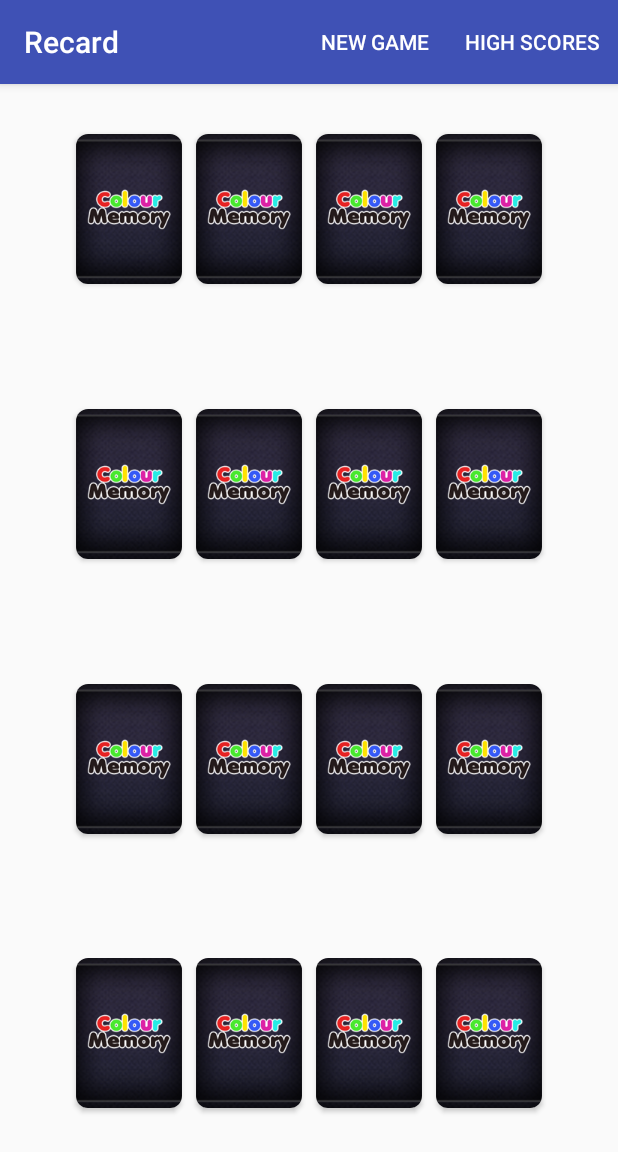
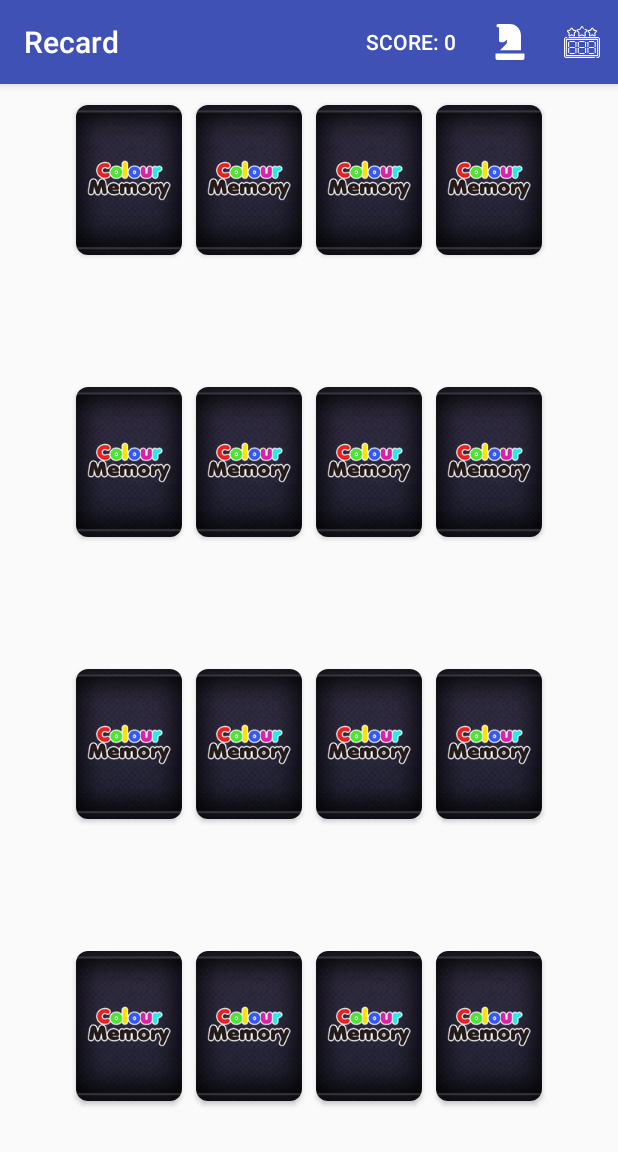
Before and after one commit to dgoenka/AccedoMatchingGame, an Android app: the screen it shows after launch (MainActivity), on a phone screen of 412 x 824 dp. Shown: the top 1152 px of the screen. Run offline under Robolectric (Android 15) with nearby library versions, the phone set to English and light mode, and no system bars; our stand-ins replace ButterKnife, Picasso, Room's generated code; libraries missing offline, so code that uses them is left out: android.arch.persistence.

Commit message:
->Fixed Score Table

```diff
--- a/app/src/main/java/com/divyanshgoenka/accedomatchinggame/activities/BaseActivity.java
+++ b/app/src/main/java/com/divyanshgoenka/accedomatchinggame/activities/BaseActivity.java
@@ -3,6 +3,8 @@ package com.divyanshgoenka.accedomatchinggame.activities;
 import android.os.Bundle;
 import android.support.annotation.Nullable;
 import android.support.v7.app.AppCompatActivity;
+import android.view.View;
+import android.view.Window;
 
 import butterknife.ButterKnife;
 
@@ -20,6 +22,8 @@ public abstract class BaseActivity extends AppCompatActivity {
         ButterKnife.bind(this);
         setup(savedInstanceState);
     }
+
+
 
     @Override
     protected void onPause() {
--- a/app/src/main/java/com/divyanshgoenka/accedomatchinggame/activities/MainActivity.java
+++ b/app/src/main/java/com/divyanshgoenka/accedomatchinggame/activities/MainActivity.java
@@ -1,19 +1,18 @@
 package com.divyanshgoenka.accedomatchinggame.activities;
 
-import android.app.Dialog;
 import android.content.Intent;
-import android.support.v4.view.ViewPager;
+import android.graphics.Color;
 import android.support.v7.app.AlertDialog;
 import android.os.Bundle;
 import android.support.v7.widget.GridLayoutManager;
 import android.support.v7.widget.LinearLayoutManager;
 import android.support.v7.widget.RecyclerView;
+import android.text.SpannableString;
+import android.text.style.ForegroundColorSpan;
 import android.view.Menu;
 import android.view.MenuInflater;
 import android.view.MenuItem;
-import android.view.View;
 import android.widget.EditText;
-import android.widget.TextView;
 
 import com.divyanshgoenka.accedomatchinggame.database.ScoreInserter;
 import com.divyanshgoenka.accedomatchinggame.models.Card;
@@ -33,6 +32,7 @@ import static com.divyanshgoenka.accedomatchinggame.util.Constants.DEFAULT_SIDE;
 public class MainActivity extends BaseActivity implements CurrentScoreObserver {
 
     public static final String CARDS_STATE = "CARDS_STATE";
+    private static final String TAG = "MainActivity";
 
     GridLayoutManager gridLayoutManager;
 
@@ -40,10 +40,11 @@ public class MainActivity extends BaseActivity implements CurrentScoreObserver {
     @BindView(R.id.recycler_view)
     RecyclerView recyclerView;
 
-    @BindView(R.id.score)
-    TextView score;
+
 
     private ScoreInserter scoreListener;
+
+    private MenuItem scoreMenuItem;
 
     @Override
     public int getLayoutId() {
@@ -68,6 +69,12 @@ public class MainActivity extends BaseActivity implements CurrentScoreObserver {
         startNewGame();
     }
 
+    @Override
+    protected void onResume() {
+        super.onResume();
+    }
+
+
     private void setupRecyclerView() {
         gridLayoutManager = new GridLayoutManager(this, DEFAULT_SIDE, LinearLayoutManager.HORIZONTAL, false);
         recyclerView.setLayoutManager(gridLayoutManager);
@@ -77,7 +84,13 @@ public class MainActivity extends BaseActivity implements CurrentScoreObserver {
 
     @Override
     public void onScoreModified(int newScore) {
-        score.setText(String.format(getString(R.string.score), newScore));
+        displayScore(newScore);
+    }
+
+    public void displayScore(int score){
+        SpannableString s = new SpannableString(String.format(getString(R.string.score), score));
+        s.setSpan(new ForegroundColorSpan(Color.WHITE), 0, s.length(), 0);
+        scoreMenuItem.setTitle(s);
     }
 
     @Override
@@ -94,23 +107,37 @@ public class MainActivity extends BaseActivity implements CurrentScoreObserver {
             score1.time = CurrentGame.getInstance().getCurrentScore();
             score1.timeStamp = System.currentTimeMillis();
             CurrentGame.getInstance().reset();
-            scoreListener = new ScoreInserter(score1, (result) -> startScoreActivity());
+            scoreListener = new ScoreInserter(score1, (result) -> gameFinished());
             scoreListener.execute();
         }).show();
+    }
+
+    private void gameFinished() {
+        startOverNewGame();
+        startScoreActivity();
+    }
+
+    private void startOverNewGame() {
+        startNewGame();
+        displayScore(0);
     }
 
     @Override
     public boolean onCreateOptionsMenu(Menu menu) {
         MenuInflater inflater = getMenuInflater();
         inflater.inflate(R.menu.main_activity_menu, menu);
+        this.scoreMenuItem = menu.findItem(R.id.score_item);
+        displayScore(CurrentGame.getInstance().getCurrentScore());
         return true;
     }
+
+
 
     @Override
     public boolean onOptionsItemSelected(MenuItem item) {
         switch (item.getItemId()) {
             case R.id.new_game:
-                startNewGame();
+                startOverNewGame();
                 break;
             case R.id.highScoresOptions:
                 startScoreActivity();
@@ -122,6 +149,7 @@ public class MainActivity extends BaseActivity implements CurrentScoreObserver {
     }
 
     private void startNewGame() {
+        CurrentGame.getInstance().reset();
         Card[][] card = CurrentGame.getInstance().getCardSet();
         Card.Adapter cardAdapter = new Card.Adapter(card);
         recyclerView.setAdapter(cardAdapter);
--- a/app/src/main/java/com/divyanshgoenka/accedomatchinggame/models/ScoreDao.java
+++ b/app/src/main/java/com/divyanshgoenka/accedomatchinggame/models/ScoreDao.java
@@ -14,7 +14,7 @@ public interface ScoreDao {
     @Insert
     public void insert(Score score);
 
-    @Query("select * from score order by time asc")
+    @Query("select * from score order by time desc")
     public List<Score> getAllScores();
 
     @Query("delete from score")
--- /dev/null
+++ b/app/src/main/res/drawable/ic_horse.xml
@@ -0,0 +1,5 @@
+<vector android:height="24dp" android:viewportHeight="512.0"
+    android:viewportWidth="512.0" android:width="24dp" xmlns:android="http://schemas.android.com/apk/res/android">
+    <path android:fillColor="#FFFFFF" android:pathData="M253.7,0H123.5H86.7C73.8,0 63.4,10.4 63.4,23.3c0,12.9 10.4,23.3 23.3,23.3h13.5v188c0,12.9 10.4,23.3 23.3,23.3h39.2c6.2,0 12.1,-2.5 16.5,-6.8l32.1,-32.1v56.1l-97.4,97.4h298V158.2C411.8,70.9 340.9,0 253.7,0z"/>
+    <path android:fillColor="#FFFFFF" android:pathData="M50.2,418.9v69.8c0,12.9 10.4,23.3 23.3,23.3h365c12.9,0 23.3,-10.4 23.3,-23.3v-69.8H50.2z"/>
+</vector>
--- /dev/null
+++ b/app/src/main/res/drawable/ic_score.xml
@@ -0,0 +1,30 @@
+<vector android:height="24dp" android:viewportHeight="512.0"
+    android:viewportWidth="512.0" android:width="24dp" xmlns:android="http://schemas.android.com/apk/res/android">
+    <path android:fillColor="#FFFFFFFF" android:pathData="M434.7,468.5H32.1c-9.4,0 -17.1,-7.7 -17.1,-17.1V217.1c0,-9.4 7.7,-17.1 17.1,-17.1h9.3c4.1,0 7.5,-3.4 7.5,-7.5s-3.4,-7.5 -7.5,-7.5h-9.3C14.4,185.1 0,199.4 0,217.1v234.3c0,17.7 14.4,32.1 32.1,32.1h402.6c4.1,0 7.5,-3.4 7.5,-7.5S438.8,468.5 434.7,468.5z"/>
+    <path android:fillColor="#FFFFFFFF" android:pathData="M479.9,185.1H71c-4.1,0 -7.5,3.4 -7.5,7.5s3.4,7.5 7.5,7.5h408.9c9.4,0 17.1,7.7 17.1,17.1v234.3c0,9.4 -7.7,17.1 -17.1,17.1h-13.6c-4.1,0 -7.5,3.4 -7.5,7.5s3.4,7.5 7.5,7.5h13.6c17.7,0 32.1,-14.4 32.1,-32.1V217.1C512,199.4 497.6,185.1 479.9,185.1z"/>
+    <path android:fillColor="#FFFFFFFF" android:pathData="M478.6,210.9H33.4c-4.1,0 -7.5,3.4 -7.5,7.5v231.7c0,4.1 3.4,7.5 7.5,7.5h445.3c4.1,0 7.5,-3.4 7.5,-7.5V218.4C486.1,214.3 482.8,210.9 478.6,210.9zM471.1,442.6H40.9V225.9h430.3V442.6z"/>
+    <path android:fillColor="#FFFFFFFF" android:pathData="M286.1,411.8h-62.8c-4.1,0 -7.5,3.4 -7.5,7.5s3.4,7.5 7.5,7.5h62.8c4.1,0 7.5,-3.4 7.5,-7.5S290.2,411.8 286.1,411.8z"/>
+    <path android:fillColor="#FFFFFFFF" android:pathData="M148.8,242H86.1c-4.1,0 -7.5,3.4 -7.5,7.5s3.4,7.5 7.5,7.5h62.8c4.1,0 7.5,-3.4 7.5,-7.5S153,242 148.8,242z"/>
+    <path android:fillColor="#FFFFFFFF" android:pathData="M148.8,326.4H86.1c-4.1,0 -7.5,3.4 -7.5,7.5s3.4,7.5 7.5,7.5h62.8c4.1,0 7.5,-3.4 7.5,-7.5S153,326.4 148.8,326.4z"/>
+    <path android:fillColor="#FFFFFFFF" android:pathData="M66,253.3c-4.1,0 -7.5,3.4 -7.5,7.5v62.8c0,4.1 3.4,7.5 7.5,7.5s7.5,-3.4 7.5,-7.5v-62.8C73.5,256.7 70.2,253.3 66,253.3z"/>
+    <path android:fillColor="#FFFFFFFF" android:pathData="M169.3,253.3c-4.1,0 -7.5,3.4 -7.5,7.5v62.8c0,4.1 3.4,7.5 7.5,7.5s7.5,-3.4 7.5,-7.5v-62.8C176.8,256.7 173.5,253.3 169.3,253.3z"/>
+    <path android:fillColor="#FFFFFFFF" android:pathData="M148.8,411.8H86.1c-4.1,0 -7.5,3.4 -7.5,7.5s3.4,7.5 7.5,7.5h62.8c4.1,0 7.5,-3.4 7.5,-7.5S153,411.8 148.8,411.8z"/>
+    <path android:fillColor="#FFFFFFFF" android:pathData="M66,338.7c-4.1,0 -7.5,3.4 -7.5,7.5v62.8c0,4.1 3.4,7.5 7.5,7.5s7.5,-3.4 7.5,-7.5v-62.8C73.5,342 70.2,338.7 66,338.7z"/>
+    <path android:fillColor="#FFFFFFFF" android:pathData="M169.3,338.7c-4.1,0 -7.5,3.4 -7.5,7.5v62.8c0,4.1 3.4,7.5 7.5,7.5s7.5,-3.4 7.5,-7.5v-62.8C176.8,342 173.5,338.7 169.3,338.7z"/>
+    <path android:fillColor="#FFFFFFFF" android:pathData="M286.1,242h-62.8c-4.1,0 -7.5,3.4 -7.5,7.5s3.4,7.5 7.5,7.5h62.8c4.1,0 7.5,-3.4 7.5,-7.5S290.2,242 286.1,242z"/>
+    <path android:fillColor="#FFFFFFFF" android:pathData="M286.1,326.4h-62.8c-4.1,0 -7.5,3.4 -7.5,7.5s3.4,7.5 7.5,7.5h62.8c4.1,0 7.5,-3.4 7.5,-7.5S290.2,326.4 286.1,326.4z"/>
+    <path android:fillColor="#FFFFFFFF" android:pathData="M203.3,253.3c-4.1,0 -7.5,3.4 -7.5,7.5v62.8c0,4.1 3.4,7.5 7.5,7.5s7.5,-3.4 7.5,-7.5v-62.8C210.8,256.7 207.4,253.3 203.3,253.3z"/>
+    <path android:fillColor="#FFFFFFFF" android:pathData="M306.6,253.3c-4.1,0 -7.5,3.4 -7.5,7.5v62.8c0,4.1 3.4,7.5 7.5,7.5s7.5,-3.4 7.5,-7.5v-62.8C314.1,256.7 310.7,253.3 306.6,253.3z"/>
+    <path android:fillColor="#FFFFFFFF" android:pathData="M203.3,338.7c-4.1,0 -7.5,3.4 -7.5,7.5v62.8c0,4.1 3.4,7.5 7.5,7.5s7.5,-3.4 7.5,-7.5v-62.8C210.8,342 207.4,338.7 203.3,338.7z"/>
+    <path android:fillColor="#FFFFFFFF" android:pathData="M306.6,338.7c-4.1,0 -7.5,3.4 -7.5,7.5v62.8c0,4.1 3.4,7.5 7.5,7.5s7.5,-3.4 7.5,-7.5v-62.8C314.1,342 310.7,338.7 306.6,338.7z"/>
+    <path android:fillColor="#FFFFFFFF" android:pathData="M423.4,242h-62.8c-4.1,0 -7.5,3.4 -7.5,7.5s3.4,7.5 7.5,7.5h62.8c4.1,0 7.5,-3.4 7.5,-7.5S427.5,242 423.4,242z"/>
+    <path android:fillColor="#FFFFFFFF" android:pathData="M423.4,326.4h-62.8c-4.1,0 -7.5,3.4 -7.5,7.5s3.4,7.5 7.5,7.5h62.8c4.1,0 7.5,-3.4 7.5,-7.5S427.5,326.4 423.4,326.4z"/>
+    <path android:fillColor="#FFFFFFFF" android:pathData="M340.6,253.3c-4.1,0 -7.5,3.4 -7.5,7.5v62.8c0,4.1 3.4,7.5 7.5,7.5s7.5,-3.4 7.5,-7.5v-62.8C348.1,256.7 344.7,253.3 340.6,253.3z"/>
+    <path android:fillColor="#FFFFFFFF" android:pathData="M443.9,253.3c-4.1,0 -7.5,3.4 -7.5,7.5v62.8c0,4.1 3.4,7.5 7.5,7.5s7.5,-3.4 7.5,-7.5v-62.8C451.4,256.7 448,253.3 443.9,253.3z"/>
+    <path android:fillColor="#FFFFFFFF" android:pathData="M423.4,411.8h-62.8c-4.1,0 -7.5,3.4 -7.5,7.5s3.4,7.5 7.5,7.5h62.8c4.1,0 7.5,-3.4 7.5,-7.5S427.5,411.8 423.4,411.8z"/>
+    <path android:fillColor="#FFFFFFFF" android:pathData="M340.6,338.7c-4.1,0 -7.5,3.4 -7.5,7.5v62.8c0,4.1 3.4,7.5 7.5,7.5s7.5,-3.4 7.5,-7.5v-62.8C348.1,342 344.7,338.7 340.6,338.7z"/>
+    <path android:fillColor="#FFFFFFFF" android:pathData="M443.9,338.7c-4.1,0 -7.5,3.4 -7.5,7.5v62.8c0,4.1 3.4,7.5 7.5,7.5s7.5,-3.4 7.5,-7.5v-62.8C451.4,342 448,338.7 443.9,338.7z"/>
+    <path android:fillColor="#FFFFFFFF" android:pathData="M329,101.5c4.5,-4.4 6.1,-10.9 4.2,-16.9c-2,-6 -7.1,-10.3 -13.3,-11.2l-21.6,-3.1c-4.1,-0.6 -7.9,2.2 -8.5,6.3s2.2,7.9 6.3,8.5l21.6,3.1c0.6,0.1 1,0.4 1.2,1c0.2,0.6 0.1,1.1 -0.4,1.5l-18.7,18.2c-7.2,7 -10.5,17.1 -8.8,27.1l4.4,25.7c0.1,0.6 -0.1,1.1 -0.6,1.5c-0.5,0.4 -1,0.4 -1.6,0.1L263.7,147.7c-4.8,-2.5 -10.5,-2.5 -15.3,-0l-29.7,15.6c-0.5,0.3 -1.1,0.2 -1.6,-0.1c-0.5,-0.4 -0.7,-0.8 -0.6,-1.5l4.4,-25.7c1.7,-9.9 -1.6,-20 -8.8,-27.1l-18.7,-18.2c-0.4,-0.4 -0.6,-0.9 -0.4,-1.5c0.2,-0.6 0.6,-0.9 1.2,-1l25.8,-3.8c10,-1.4 18.6,-7.7 23,-16.7l11.6,-23.4c0.3,-0.5 0.7,-0.8 1.3,-0.8c0.6,0 1.1,0.3 1.3,0.8l10,20.3c1.8,3.7 6.3,5.2 10,3.4c3.7,-1.8 5.2,-6.3 3.4,-10l-10,-20.3c-2.8,-5.7 -8.5,-9.2 -14.8,-9.2c-6.3,0 -12,3.5 -14.8,9.2L229.7,61.1c-2.3,4.6 -6.6,7.8 -11.7,8.5l-25.8,3.8c-6.3,0.9 -11.4,5.2 -13.3,11.2c-2,6 -0.4,12.5 4.2,16.9l18.7,18.2c3.7,3.6 5.3,8.7 4.5,13.8l-4.4,25.7c-1.1,6.2 1.4,12.4 6.6,16.1c5.1,3.7 11.8,4.2 17.4,1.3l29.7,-15.6c0.4,-0.2 0.9,-0.2 1.4,0l29.7,15.6c2.4,1.3 5.1,1.9 7.7,1.9c3.4,0 6.8,-1.1 9.7,-3.2c5.1,-3.7 7.6,-9.9 6.6,-16.1l-4.4,-25.7c-0.9,-5.1 0.8,-10.2 4.5,-13.8L329,101.5z"/>
+    <path android:fillColor="#FFFFFFFF" android:pathData="M172.5,112c4.1,-4 5.6,-10 3.8,-15.5c-1.8,-5.5 -6.5,-9.4 -12.2,-10.3l-21.9,-3.2c-3.9,-0.6 -7.3,-3 -9,-6.6l-9.8,-19.8c-2.6,-5.2 -7.8,-8.4 -13.5,-8.4c-5.8,0 -11,3.2 -13.5,8.4l-9.8,19.8c-1.8,3.5 -5.1,6 -9,6.6l-21.9,3.2C50,87 45.3,91 43.5,96.5c-1.8,5.5 -0.3,11.4 3.8,15.5l15.8,15.4c2.8,2.8 4.1,6.7 3.5,10.6l-3.7,21.8c-1,5.7 1.3,11.4 6,14.8c4.7,3.4 10.8,3.8 15.9,1.1l25.2,-13.2l25.1,13.2c2.2,1.2 4.6,1.8 7,1.8c3.1,0 6.2,-1 8.9,-2.9c4.7,-3.4 7,-9.1 6,-14.8l-3.7,-21.8c-0.7,-3.9 0.6,-7.9 3.5,-10.6L172.5,112zM146.2,116.6c-6.4,6.2 -9.3,15.1 -7.8,23.9l3.8,21.8c-0,0 -0.1,0.1 -0.2,0.1l-25.1,-13.2c-4.4,-2.3 -9.7,-2.3 -14.1,0l-25.1,13.2c-0,-0 -0.1,-0.1 -0.1,-0.1l3.7,-21.8c1.5,-8.8 -1.4,-17.7 -7.8,-23.9l-15.9,-15.4c-0,-0 0,-0.1 0.1,-0.1l21.9,-3.2c8.8,-1.3 16.4,-6.8 20.3,-14.8l9.8,-19.8c0,-0 0.1,-0 0.1,-0c0,0 0,0 0,0.1l9.8,19.8c3.9,8 11.5,13.5 20.3,14.8l21.9,3.2c0,0 0.1,0.1 0,0.2L146.2,116.6z"/>
+    <path android:fillColor="#FFFFFFFF" android:pathData="M464.7,112c4.1,-4 5.6,-10 3.8,-15.5c-1.8,-5.5 -6.5,-9.4 -12.2,-10.3l-21.9,-3.2c-3.9,-0.6 -7.3,-3 -9,-6.6l-9.8,-19.8c-2.6,-5.2 -7.7,-8.4 -13.5,-8.4c0,0 0,0 -0,0c-5.8,0 -11,3.2 -13.5,8.4l-9.8,19.8c-1.8,3.5 -5.1,6 -9,6.6l-21.9,3.2c-5.7,0.8 -10.4,4.8 -12.2,10.3c-1.8,5.5 -0.3,11.4 3.8,15.5l15.8,15.4c2.8,2.8 4.1,6.7 3.5,10.6l-3.7,21.8c-1,5.7 1.3,11.4 6,14.8c2.6,1.9 5.7,2.9 8.9,2.9c2.4,0 4.8,-0.6 7,-1.8l25.2,-13.2l25.1,13.2c5.1,2.7 11.2,2.3 15.9,-1.1c4.7,-3.4 7,-9.1 6,-14.8l-3.7,-21.8c-0.7,-3.9 0.6,-7.9 3.5,-10.6L464.7,112zM438.4,116.6c-6.4,6.2 -9.3,15.1 -7.8,23.9l3.8,21.8c-0,0 -0.1,0.1 -0.2,0.1l-25.1,-13.2c-4.4,-2.3 -9.7,-2.3 -14.1,0l-25.1,13.2c-0,-0 -0.1,-0.1 -0.1,-0.1l3.7,-21.8c1.5,-8.8 -1.4,-17.7 -7.8,-23.9l-15.9,-15.4c-0,-0 0,-0.1 0.1,-0.1l21.9,-3.2c8.8,-1.3 16.4,-6.8 20.3,-14.8l9.8,-19.8c0,-0 0.1,-0 0.1,-0c0,0 0,0 0,0.1c0,0 0,0 0,0l9.8,19.8c3.9,8 11.5,13.5 20.3,14.8l21.9,3.2c0,0 0.1,0.1 0,0.2L438.4,116.6z"/>
+</vector>
--- a/app/src/main/res/layout/activity_main.xml
+++ b/app/src/main/res/layout/activity_main.xml
@@ -10,15 +10,6 @@
     android:dividerPadding="8dp"
     tools:context="com.divyanshgoenka.accedomatchinggame.activities.MainActivity">
 
-    <RelativeLayout
-        android:layout_width="match_parent"
-        android:layout_height="wrap_content">
-        <TextView
-            android:id="@+id/score"
-            android:layout_width="wrap_content"
-            android:layout_centerInParent="true"
-            android:layout_height="wrap_content" />
-    </RelativeLayout>
     <android.support.v7.widget.RecyclerView
         android:id="@+id/recycler_view"
         android:layout_width="wrap_content"
--- a/app/src/main/res/menu/main_activity_menu.xml
+++ b/app/src/main/res/menu/main_activity_menu.xml
@@ -1,14 +1,24 @@
 <?xml version="1.0" encoding="utf-8"?>
 <menu xmlns:android="http://schemas.android.com/apk/res/android"
     xmlns:app="http://schemas.android.com/apk/res-auto">
+
+    <item
+        android:id="@+id/score_item"
+        android:orderInCategory="0"
+        android:title="@null"
+        android:enabled="false"
+        app:showAsAction="always" />
+
     <item
         android:id="@+id/new_game"
-        android:orderInCategory="0"
+        android:orderInCategory="1"
+        android:icon="@drawable/ic_horse"
         android:title="@string/new_game"
         app:showAsAction="always" />
     <item
         android:id="@+id/highScoresOptions"
-        android:orderInCategory="1"
+        android:orderInCategory="2"
+        android:icon="@drawable/ic_score"
         android:title="@string/high_scores"
         app:showAsAction="always" />
 </menu>
--- a/app/src/main/res/values/strings.xml
+++ b/app/src/main/res/values/strings.xml
@@ -7,7 +7,7 @@
     <string name="score">Score: %d</string>
     <string name="enter_your_name">Enter your name</string>
     <string name="okay">OK</string>
-    <string name="title_activity_scores">ScoresActivity</string>
+    <string name="title_activity_scores">High Scores</string>
     <string name="no_scores">No Scores Available</string>
     <string name="new_game">New Game</string>
 </resources>
```
